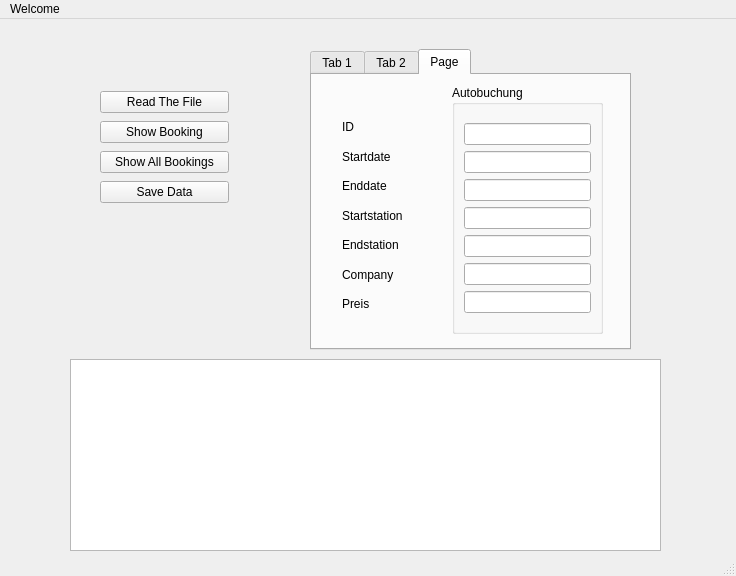
Qt form upandaway/travelagencyui.ui (tuandung18/Upandaway) before a commit.
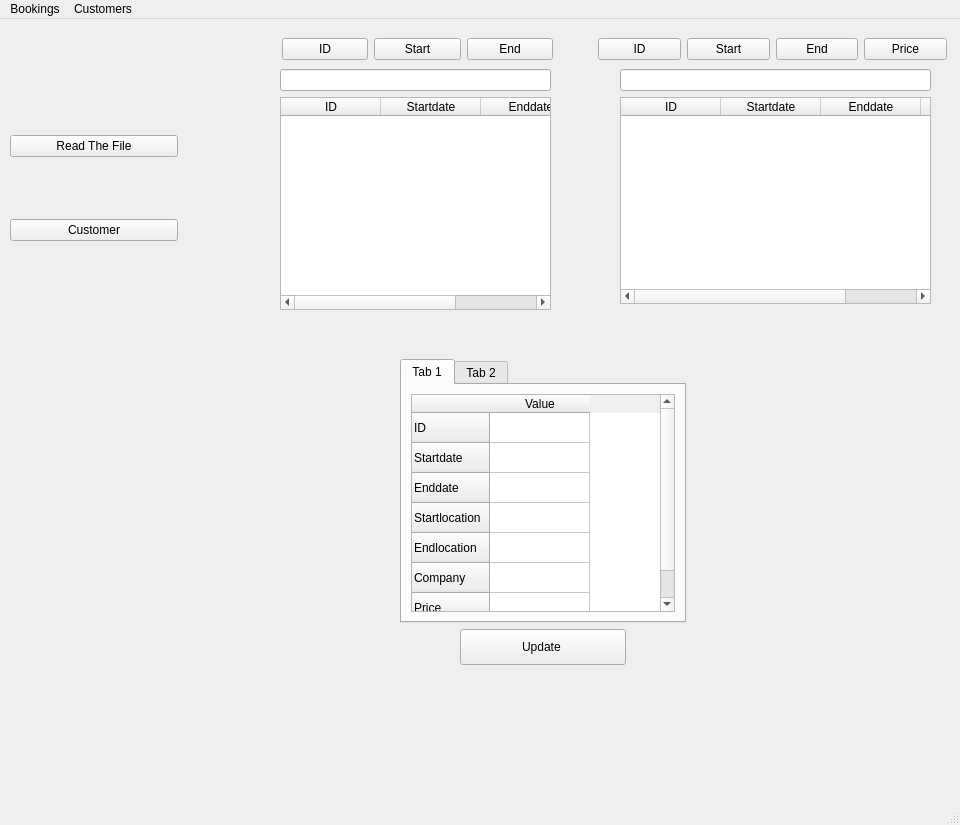
The same form after that commit.

What changed in the file:
```diff
--- a/upandaway/travelagencyui.ui
+++ b/upandaway/travelagencyui.ui
@@ -6,348 +6,21 @@
    <rect>
     <x>0</x>
     <y>0</y>
-    <width>736</width>
-    <height>576</height>
+    <width>960</width>
+    <height>825</height>
    </rect>
   </property>
   <property name="windowTitle">
    <string>MainWindow</string>
   </property>
   <widget class="QWidget" name="centralwidget">
-   <widget class="QTabWidget" name="Information">
-    <property name="geometry">
-     <rect>
-      <x>310</x>
-      <y>30</y>
-      <width>321</width>
-      <height>301</height>
-     </rect>
-    </property>
-    <property name="whatsThis">
-     <string>&lt;html&gt;&lt;head/&gt;&lt;body&gt;&lt;p&gt;&lt;br/&gt;&lt;/p&gt;&lt;/body&gt;&lt;/html&gt;</string>
-    </property>
-    <property name="tabShape">
-     <enum>QTabWidget::Rounded</enum>
-    </property>
-    <property name="currentIndex">
-     <number>2</number>
-    </property>
-    <widget class="QWidget" name="Flugbuchung">
-     <attribute name="title">
-      <string>Tab 1</string>
-     </attribute>
-     <widget class="QGroupBox" name="groupBox_7">
-      <property name="geometry">
-       <rect>
-        <x>140</x>
-        <y>10</y>
-        <width>151</width>
-        <height>249</height>
-       </rect>
-      </property>
-      <property name="title">
-       <string>Flugbuchung</string>
-      </property>
-      <layout class="QVBoxLayout" name="verticalLayout_3">
-       <item>
-        <layout class="QVBoxLayout" name="verticalLayout_15">
-         <item>
-          <widget class="QLineEdit" name="FID"/>
-         </item>
-         <item>
-          <widget class="QLineEdit" name="FSDate"/>
-         </item>
-         <item>
-          <widget class="QLineEdit" name="FEDate"/>
-         </item>
-         <item>
-          <widget class="QLineEdit" name="FSFlughafen"/>
-         </item>
-         <item>
-          <widget class="QLineEdit" name="FEFlugafen"/>
-         </item>
-         <item>
-          <widget class="QLineEdit" name="FCompany"/>
-         </item>
-         <item>
-          <widget class="QLineEdit" name="FPrice"/>
-         </item>
-        </layout>
-       </item>
-      </layout>
-     </widget>
-     <widget class="QWidget" name="layoutWidget_3">
-      <property name="geometry">
-       <rect>
-        <x>30</x>
-        <y>40</y>
-        <width>87</width>
-        <height>201</height>
-       </rect>
-      </property>
-      <layout class="QVBoxLayout" name="verticalLayout_14">
-       <item>
-        <widget class="QLabel" name="label_15">
-         <property name="text">
-          <string>ID</string>
-         </property>
-        </widget>
-       </item>
-       <item>
-        <widget class="QLabel" name="label_16">
-         <property name="text">
-          <string>Startdatum</string>
-         </property>
-        </widget>
-       </item>
-       <item>
-        <widget class="QLabel" name="label_17">
-         <property name="text">
-          <string>Enddatum</string>
-         </property>
-        </widget>
-       </item>
-       <item>
-        <widget class="QLabel" name="label_18">
-         <property name="text">
-          <string>Startflughafen</string>
-         </property>
-        </widget>
-       </item>
-       <item>
-        <widget class="QLabel" name="label_19">
-         <property name="text">
-          <string>Endflughafen</string>
-         </property>
-        </widget>
-       </item>
-       <item>
-        <widget class="QLabel" name="label_20">
-         <property name="text">
-          <string>Fluggesellschaft</string>
-         </property>
-        </widget>
-       </item>
-       <item>
-        <widget class="QLabel" name="label_21">
-         <property name="text">
-          <string>Preis</string>
-         </property>
-        </widget>
-       </item>
-      </layout>
-     </widget>
-    </widget>
-    <widget class="QWidget" name="HotelBuchung">
-     <attribute name="title">
-      <string>Tab 2</string>
-     </attribute>
-     <widget class="QGroupBox" name="groupBox_2">
-      <property name="geometry">
-       <rect>
-        <x>100</x>
-        <y>10</y>
-        <width>161</width>
-        <height>241</height>
-       </rect>
-      </property>
-      <property name="title">
-       <string>Hotelbuchung</string>
-      </property>
-      <layout class="QVBoxLayout" name="verticalLayout_5">
-       <item>
-        <layout class="QVBoxLayout" name="verticalLayout_4">
-         <item>
-          <widget class="QLineEdit" name="HID"/>
-         </item>
-         <item>
-          <widget class="QLineEdit" name="HSDate"/>
-         </item>
-         <item>
-          <widget class="QLineEdit" name="HEDate"/>
-         </item>
-         <item>
-          <widget class="QLineEdit" name="HHotel"/>
-         </item>
-         <item>
-          <widget class="QLineEdit" name="HStadt"/>
-         </item>
-         <item>
-          <widget class="QLineEdit" name="HPrice"/>
-         </item>
-        </layout>
-       </item>
-      </layout>
-     </widget>
-     <widget class="QWidget" name="layoutWidget_5">
-      <property name="geometry">
-       <rect>
-        <x>20</x>
-        <y>40</y>
-        <width>71</width>
-        <height>191</height>
-       </rect>
-      </property>
-      <layout class="QVBoxLayout" name="verticalLayout_16">
-       <item>
-        <widget class="QLabel" name="label_22">
-         <property name="text">
-          <string>ID</string>
-         </property>
-        </widget>
-       </item>
-       <item>
-        <widget class="QLabel" name="label_23">
-         <property name="text">
-          <string>Startdatum</string>
-         </property>
-        </widget>
-       </item>
-       <item>
-        <widget class="QLabel" name="label_24">
-         <property name="text">
-          <string>Enddatum</string>
-         </property>
-        </widget>
-       </item>
-       <item>
-        <widget class="QLabel" name="label_25">
-         <property name="text">
-          <string>Hotel</string>
-         </property>
-        </widget>
-       </item>
-       <item>
-        <widget class="QLabel" name="label_26">
-         <property name="text">
-          <string>Stadt</string>
-         </property>
-        </widget>
-       </item>
-       <item>
-        <widget class="QLabel" name="label_27">
-         <property name="text">
-          <string>Price</string>
-         </property>
-        </widget>
-       </item>
-      </layout>
-     </widget>
-    </widget>
-    <widget class="QWidget" name="AutoBuchung">
-     <attribute name="title">
-      <string>Page</string>
-     </attribute>
-     <widget class="QGroupBox" name="groupBox_4">
-      <property name="geometry">
-       <rect>
-        <x>140</x>
-        <y>10</y>
-        <width>151</width>
-        <height>249</height>
-       </rect>
-      </property>
-      <property name="title">
-       <string>Autobuchung</string>
-      </property>
-      <layout class="QVBoxLayout" name="verticalLayout_2">
-       <item>
-        <layout class="QVBoxLayout" name="verticalLayout_7">
-         <item>
-          <widget class="QLineEdit" name="AID"/>
-         </item>
-         <item>
-          <widget class="QLineEdit" name="ASDate"/>
-         </item>
-         <item>
-          <widget class="QLineEdit" name="AEDate"/>
-         </item>
-         <item>
-          <widget class="QLineEdit" name="ASStation"/>
-         </item>
-         <item>
-          <widget class="QLineEdit" name="AEStation"/>
-         </item>
-         <item>
-          <widget class="QLineEdit" name="ACompany"/>
-         </item>
-         <item>
-          <widget class="QLineEdit" name="APrice"/>
-         </item>
-        </layout>
-       </item>
-      </layout>
-     </widget>
-     <widget class="QWidget" name="layoutWidget">
-      <property name="geometry">
-       <rect>
-        <x>30</x>
-        <y>40</y>
-        <width>71</width>
-        <height>201</height>
-       </rect>
-      </property>
-      <layout class="QVBoxLayout" name="verticalLayout_8">
-       <item>
-        <widget class="QLabel" name="label">
-         <property name="text">
-          <string>ID</string>
-         </property>
-        </widget>
-       </item>
-       <item>
-        <widget class="QLabel" name="label_2">
-         <property name="text">
-          <string>Startdate</string>
-         </property>
-        </widget>
-       </item>
-       <item>
-        <widget class="QLabel" name="label_3">
-         <property name="text">
-          <string>Enddate</string>
-         </property>
-        </widget>
-       </item>
-       <item>
-        <widget class="QLabel" name="label_4">
-         <property name="text">
-          <string>Startstation</string>
-         </property>
-        </widget>
-       </item>
-       <item>
-        <widget class="QLabel" name="label_5">
-         <property name="text">
-          <string>Endstation</string>
-         </property>
-        </widget>
-       </item>
-       <item>
-        <widget class="QLabel" name="label_6">
-         <property name="text">
-          <string>Company</string>
-         </property>
-        </widget>
-       </item>
-       <item>
-        <widget class="QLabel" name="label_7">
-         <property name="text">
-          <string>Preis</string>
-         </property>
-        </widget>
-       </item>
-      </layout>
-     </widget>
-    </widget>
-   </widget>
    <widget class="QWidget" name="layoutWidget">
     <property name="geometry">
      <rect>
-      <x>100</x>
-      <y>70</y>
-      <width>129</width>
-      <height>116</height>
+      <x>10</x>
+      <y>60</y>
+      <width>168</width>
+      <height>218</height>
      </rect>
     </property>
     <layout class="QVBoxLayout" name="verticalLayout">
@@ -370,21 +43,7 @@
      <item>
       <widget class="QPushButton" name="showBooking">
        <property name="text">
-        <string>Show Booking</string>
-       </property>
-      </widget>
-     </item>
-     <item>
-      <widget class="QPushButton" name="showAllBooking">
-       <property name="text">
-        <string>Show All Bookings</string>
-       </property>
-      </widget>
-     </item>
-     <item>
-      <widget class="QPushButton" name="saveData">
-       <property name="text">
-        <string>Save Data</string>
+        <string>Customer</string>
        </property>
       </widget>
      </item>
@@ -412,15 +71,294 @@
     </property>
     <layout class="QHBoxLayout" name="horizontalLayout_4"/>
    </widget>
-   <widget class="QListWidget" name="bookings">
+   <widget class="QTabWidget" name="tabWidget">
     <property name="geometry">
      <rect>
-      <x>70</x>
+      <x>400</x>
       <y>340</y>
-      <width>591</width>
-      <height>192</height>
+      <width>286</width>
+      <height>264</height>
      </rect>
     </property>
+    <property name="currentIndex">
+     <number>0</number>
+    </property>
+    <widget class="QWidget" name="tab">
+     <attribute name="title">
+      <string>Tab 1</string>
+     </attribute>
+     <layout class="QHBoxLayout" name="horizontalLayout">
+      <item>
+       <widget class="QTableWidget" name="tableWidget_3">
+        <row>
+         <property name="text">
+          <string>ID</string>
+         </property>
+        </row>
+        <row>
+         <property name="text">
+          <string>Startdate</string>
+         </property>
+        </row>
+        <row>
+         <property name="text">
+          <string>Enddate</string>
+         </property>
+        </row>
+        <row>
+         <property name="text">
+          <string>Startlocation</string>
+         </property>
+        </row>
+        <row>
+         <property name="text">
+          <string>Endlocation</string>
+         </property>
+        </row>
+        <row>
+         <property name="text">
+          <string>Company</string>
+         </property>
+        </row>
+        <row>
+         <property name="text">
+          <string>Price</string>
+         </property>
+        </row>
+        <column>
+         <property name="text">
+          <string>Value</string>
+         </property>
+        </column>
+       </widget>
+      </item>
+     </layout>
+    </widget>
+    <widget class="QWidget" name="tab_2">
+     <attribute name="title">
+      <string>Tab 2</string>
+     </attribute>
+     <layout class="QVBoxLayout" name="verticalLayout_3">
+      <item>
+       <widget class="QTableWidget" name="tableWidget_4">
+        <row>
+         <property name="text">
+          <string>ID</string>
+         </property>
+        </row>
+        <row>
+         <property name="text">
+          <string>Startdate</string>
+         </property>
+        </row>
+        <row>
+         <property name="text">
+          <string>Enddate</string>
+         </property>
+        </row>
+        <row>
+         <property name="text">
+          <string>Hotel</string>
+         </property>
+        </row>
+        <row>
+         <property name="text">
+          <string>Town</string>
+         </property>
+        </row>
+        <row>
+         <property name="text">
+          <string>Price</string>
+         </property>
+        </row>
+        <column>
+         <property name="text">
+          <string>Value</string>
+         </property>
+        </column>
+       </widget>
+      </item>
+     </layout>
+    </widget>
+   </widget>
+   <widget class="QPushButton" name="pushButton">
+    <property name="geometry">
+     <rect>
+      <x>460</x>
+      <y>610</y>
+      <width>166</width>
+      <height>36</height>
+     </rect>
+    </property>
+    <property name="text">
+     <string>Update </string>
+    </property>
+   </widget>
+   <widget class="QWidget" name="layoutWidget">
+    <property name="geometry">
+     <rect>
+      <x>598</x>
+      <y>11</y>
+      <width>349</width>
+      <height>38</height>
+     </rect>
+    </property>
+    <layout class="QHBoxLayout" name="horizontalLayout_6">
+     <item>
+      <widget class="QPushButton" name="pushButton_6">
+       <property name="text">
+        <string>ID</string>
+       </property>
+      </widget>
+     </item>
+     <item>
+      <widget class="QPushButton" name="pushButton_7">
+       <property name="text">
+        <string>Start</string>
+       </property>
+      </widget>
+     </item>
+     <item>
+      <widget class="QPushButton" name="pushButton_8">
+       <property name="text">
+        <string>End</string>
+       </property>
+      </widget>
+     </item>
+     <item>
+      <widget class="QPushButton" name="pushButton_9">
+       <property name="text">
+        <string>Price</string>
+       </property>
+      </widget>
+     </item>
+    </layout>
+   </widget>
+   <widget class="QWidget" name="layoutWidget">
+    <property name="geometry">
+     <rect>
+      <x>280</x>
+      <y>50</y>
+      <width>271</width>
+      <height>241</height>
+     </rect>
+    </property>
+    <layout class="QVBoxLayout" name="verticalLayout_4">
+     <item>
+      <widget class="QLineEdit" name="customerName">
+       <property name="alignment">
+        <set>Qt::AlignCenter</set>
+       </property>
+       <property name="readOnly">
+        <bool>true</bool>
+       </property>
+      </widget>
+     </item>
+     <item>
+      <widget class="QTableWidget" name="tableWidget">
+       <property name="columnCount">
+        <number>3</number>
+       </property>
+       <column>
+        <property name="text">
+         <string notr="true">ID</string>
+        </property>
+       </column>
+       <column>
+        <property name="text">
+         <string>Startdate</string>
+        </property>
+       </column>
+       <column>
+        <property name="text">
+         <string>Enddate</string>
+        </property>
+       </column>
+      </widget>
+     </item>
+    </layout>
+   </widget>
+   <widget class="QWidget" name="layoutWidget">
+    <property name="geometry">
+     <rect>
+      <x>620</x>
+      <y>50</y>
+      <width>311</width>
+      <height>235</height>
+     </rect>
+    </property>
+    <layout class="QVBoxLayout" name="verticalLayout_5">
+     <item>
+      <widget class="QLineEdit" name="travelID">
+       <property name="alignment">
+        <set>Qt::AlignCenter</set>
+       </property>
+       <property name="readOnly">
+        <bool>true</bool>
+       </property>
+      </widget>
+     </item>
+     <item>
+      <widget class="QTableWidget" name="tableWidget_2">
+       <property name="columnCount">
+        <number>4</number>
+       </property>
+       <column>
+        <property name="text">
+         <string notr="true">ID</string>
+        </property>
+       </column>
+       <column>
+        <property name="text">
+         <string>Startdate</string>
+        </property>
+       </column>
+       <column>
+        <property name="text">
+         <string>Enddate</string>
+        </property>
+       </column>
+       <column>
+        <property name="text">
+         <string>Price</string>
+        </property>
+       </column>
+      </widget>
+     </item>
+    </layout>
+   </widget>
+   <widget class="QWidget" name="layoutWidget">
+    <property name="geometry">
+     <rect>
+      <x>282</x>
+      <y>10</y>
+      <width>271</width>
+      <height>41</height>
+     </rect>
+    </property>
+    <layout class="QHBoxLayout" name="horizontalLayout_5">
+     <item>
+      <widget class="QPushButton" name="pushButton_2">
+       <property name="text">
+        <string>ID</string>
+       </property>
+      </widget>
+     </item>
+     <item>
+      <widget class="QPushButton" name="pushButton_3">
+       <property name="text">
+        <string>Start</string>
+       </property>
+      </widget>
+     </item>
+     <item>
+      <widget class="QPushButton" name="pushButton_5">
+       <property name="text">
+        <string>End</string>
+       </property>
+      </widget>
+     </item>
+    </layout>
    </widget>
   </widget>
   <widget class="QMenuBar" name="menubar">
@@ -428,16 +366,22 @@
     <rect>
      <x>0</x>
      <y>0</y>
-     <width>736</width>
-     <height>21</height>
+     <width>960</width>
+     <height>30</height>
     </rect>
    </property>
    <widget class="QMenu" name="menuUp_and_away">
     <property name="title">
-     <string>Welcome</string>
+     <string>Bookings</string>
+    </property>
+   </widget>
+   <widget class="QMenu" name="menuCustomers">
+    <property name="title">
+     <string>Customers</string>
     </property>
    </widget>
    <addaction name="menuUp_and_away"/>
+   <addaction name="menuCustomers"/>
   </widget>
   <widget class="QStatusBar" name="statusbar"/>
  </widget>
```
Left out of the diff: 2 changed lines with no effect on the pictures.
